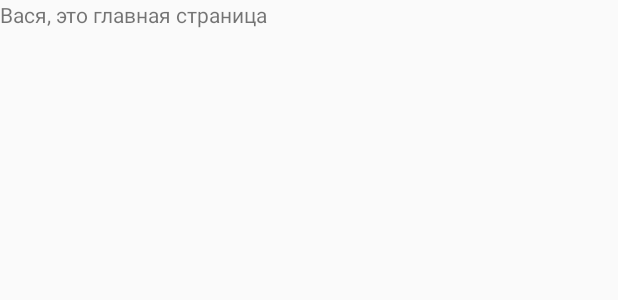
After one commit to Rishat7c/TeacherJournal, an Android app: the layout fragment_main.xml on its own in the app's theme, with its tools: preview values and no code run, on a phone screen of 412 x 824 dp. The commit adds this screen. Shown: the top 300 px of the screen. Run offline under Robolectric (Android 15) with nearby library versions, the phone set to English and light mode, and no system bars.

Commit message:
Welcome page

```diff
--- /dev/null
+++ b/app/src/main/res/layout/fragment_main.xml
@@ -0,0 +1,13 @@
+<FrameLayout xmlns:android="http://schemas.android.com/apk/res/android"
+    xmlns:tools="http://schemas.android.com/tools"
+    android:layout_width="match_parent"
+    android:layout_height="match_parent"
+    tools:context="tj.teacherjournal.fragments.FragmentMain">
+
+    <!-- TODO: Update blank fragment layout -->
+    <TextView
+        android:layout_width="match_parent"
+        android:layout_height="match_parent"
+        android:text="Вася, это главная страница" />
+
+</FrameLayout>
```
Also changed, not shown: app/src/main/java/tj/teacherjournal/MainActivity.java (+31 -1 lines), app/src/main/java/tj/teacherjournal/fragments/FragmentMain.java (added, +98 -0 lines).
